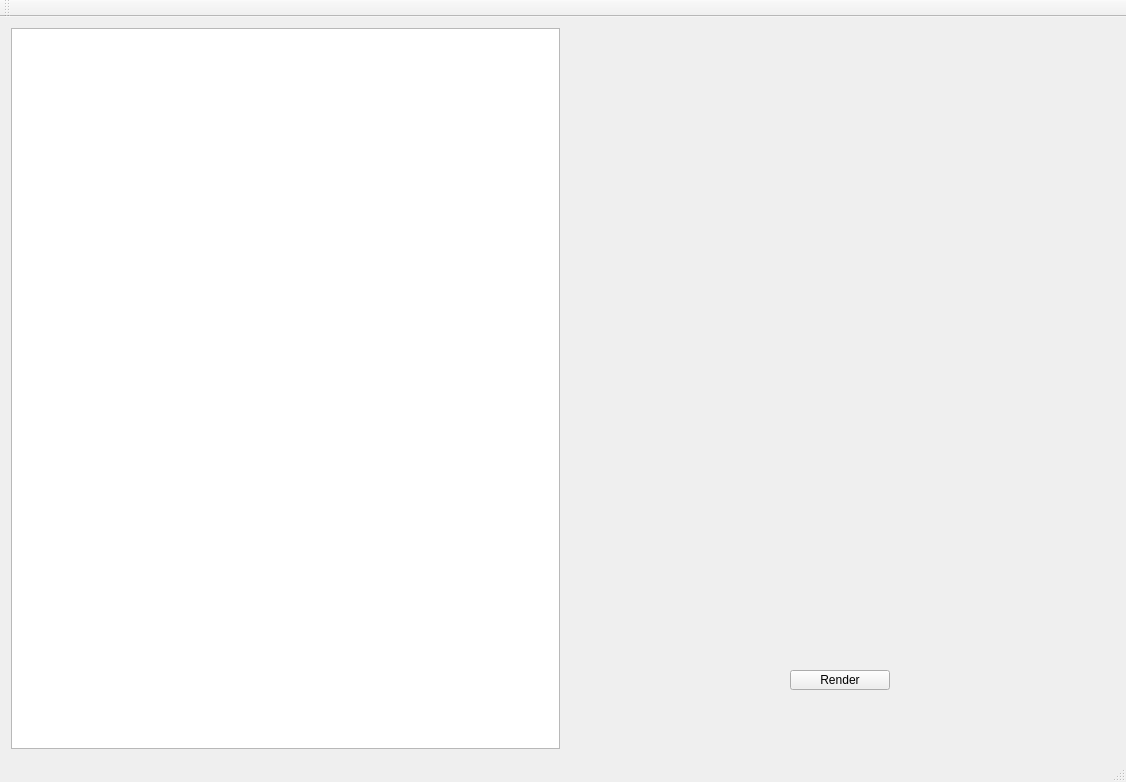
Old version of the form ToulouseCompiler/ToulouseCompiler/ToulouseCompiler.ui in the repository ajvs0003/ToulouseCompiler.
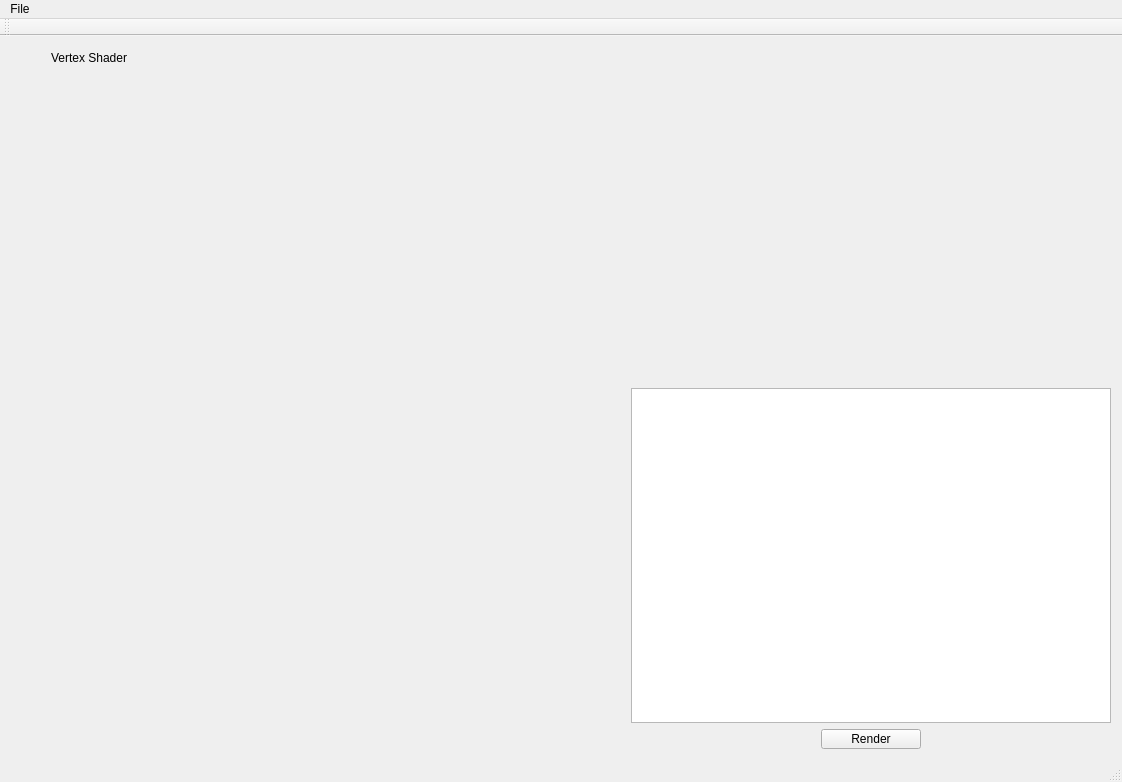
New version of the form.

```diff
--- a/ToulouseCompiler/ToulouseCompiler/ToulouseCompiler.ui
+++ b/ToulouseCompiler/ToulouseCompiler/ToulouseCompiler.ui
@@ -6,7 +6,7 @@
    <rect>
     <x>0</x>
     <y>0</y>
-    <width>1126</width>
+    <width>1122</width>
     <height>782</height>
    </rect>
   </property>
@@ -20,29 +20,84 @@
    <string>ToulouseCompiler</string>
   </property>
   <widget class="QWidget" name="centralWidget">
-   <layout class="QHBoxLayout" name="horizontalLayout_2">
-    <item>
-     <layout class="QVBoxLayout" name="verticalLayout_9">
-      <item>
-       <widget class="QTextBrowser" name="textBrowser">
+   <layout class="QGridLayout" name="gridLayout">
+    <item row="1" column="2">
+     <widget class="QTableView" name="tableView">
         <property name="sizePolicy">
-         <sizepolicy hsizetype="Minimum" vsizetype="Minimum">
+       <sizepolicy hsizetype="Preferred" vsizetype="Preferred">
           <horstretch>0</horstretch>
           <verstretch>0</verstretch>
          </sizepolicy>
         </property>
        </widget>
       </item>
-     </layout>
+    <item row="0" column="1" rowspan="2">
+     <widget class="QStackedWidget" name="stackedWidget">
+      <property name="currentIndex">
+       <number>0</number>
+      </property>
+      <widget class="QWidget" name="VertexShader">
+       <property name="sizePolicy">
+        <sizepolicy hsizetype="Expanding" vsizetype="Preferred">
+         <horstretch>0</horstretch>
+         <verstretch>0</verstretch>
+        </sizepolicy>
+       </property>
+       <widget class="QLabel" name="label">
+        <property name="geometry">
+         <rect>
+          <x>0</x>
+          <y>0</y>
+          <width>81</width>
+          <height>21</height>
+         </rect>
+        </property>
+        <property name="text">
+         <string>Vertex Shader</string>
+        </property>
+       </widget>
+      </widget>
+      <widget class="QWidget" name="FragmentShader">
+       <widget class="QLabel" name="label_2">
+        <property name="geometry">
+         <rect>
+          <x>0</x>
+          <y>0</y>
+          <width>101</width>
+          <height>16</height>
+         </rect>
+        </property>
+        <property name="text">
+         <string>Fragment Shader</string>
+        </property>
+       </widget>
+      </widget>
+     </widget>
     </item>
-    <item>
+    <item row="1" column="0">
+     <spacer name="horizontalSpacer_3">
+      <property name="orientation">
+       <enum>Qt::Horizontal</enum>
+      </property>
+      <property name="sizeType">
+       <enum>QSizePolicy::Preferred</enum>
+      </property>
+      <property name="sizeHint" stdset="0">
+       <size>
+        <width>40</width>
+        <height>20</height>
+       </size>
+      </property>
+     </spacer>
+    </item>
+    <item row="0" column="2">
      <layout class="QVBoxLayout" name="verticalLayout_8">
       <item>
        <layout class="QHBoxLayout" name="horizontalLayout">
         <item>
          <widget class="QWidget" name="openglwidget" native="true">
           <property name="sizePolicy">
-           <sizepolicy hsizetype="Maximum" vsizetype="Maximum">
+           <sizepolicy hsizetype="Expanding" vsizetype="Maximum">
             <horstretch>0</horstretch>
             <verstretch>0</verstretch>
            </sizepolicy>
@@ -74,23 +129,9 @@
         </item>
        </layout>
       </item>
-      <item>
-       <spacer name="verticalSpacer">
-        <property name="orientation">
-         <enum>Qt::Vertical</enum>
-        </property>
-        <property name="sizeType">
-         <enum>QSizePolicy::Maximum</enum>
-        </property>
-        <property name="sizeHint" stdset="0">
-         <size>
-          <width>20</width>
-          <height>40</height>
-         </size>
-        </property>
-       </spacer>
-      </item>
-      <item alignment="Qt::AlignHCenter">
+     </layout>
+    </item>
+    <item row="2" column="2" alignment="Qt::AlignHCenter">
        <widget class="QPushButton" name="pushButton">
         <property name="sizePolicy">
          <sizepolicy hsizetype="Maximum" vsizetype="Maximum">
@@ -116,18 +157,26 @@
        </widget>
       </item>
      </layout>
-    </item>
-   </layout>
   </widget>
   <widget class="QMenuBar" name="menuBar">
    <property name="geometry">
     <rect>
      <x>0</x>
      <y>0</y>
-     <width>1126</width>
+     <width>1122</width>
      <height>21</height>
     </rect>
    </property>
+   <widget class="QMenu" name="menuFile">
+    <property name="title">
+     <string>File</string>
+    </property>
+    <addaction name="actionSave"/>
+    <addaction name="actionLoad"/>
+    <addaction name="actionSave_2"/>
+    <addaction name="actionSave_As"/>
+   </widget>
+   <addaction name="menuFile"/>
   </widget>
   <widget class="QToolBar" name="mainToolBar">
    <attribute name="toolBarArea">
```
Left out of the diff: 20 changed lines with no effect on the pictures. Lines whose indentation alone changed are shown as unchanged.
